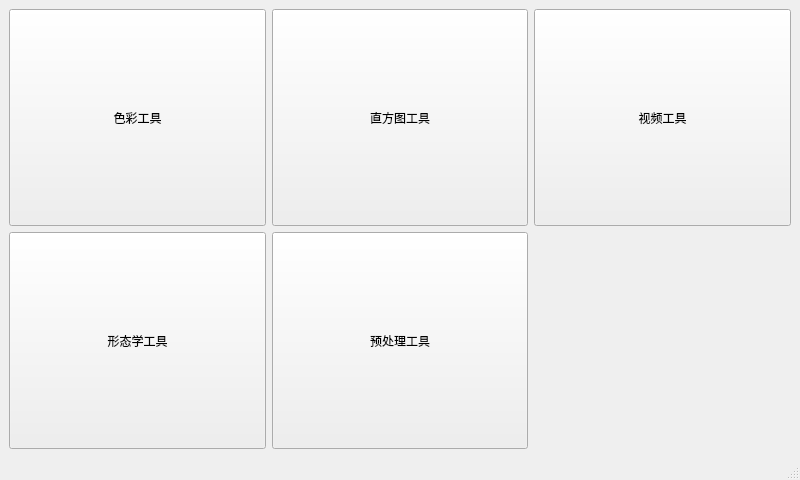
Wangyabin-sss/OpencvUsefulTool, file mainwindow.ui: the form before one commit.
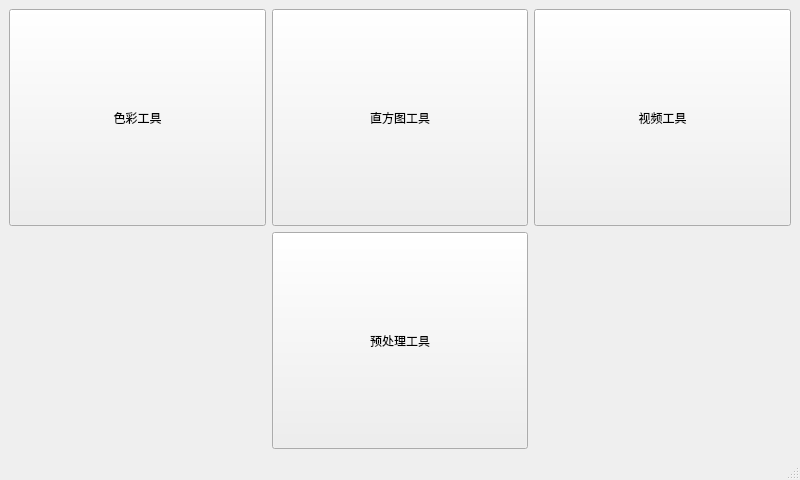
The form after the commit.

```diff
--- a/mainwindow.ui
+++ b/mainwindow.ui
@@ -30,19 +30,6 @@
         </property>
        </widget>
       </item>
-      <item row="1" column="0">
-       <widget class="QPushButton" name="morphologyproc">
-        <property name="sizePolicy">
-         <sizepolicy hsizetype="Minimum" vsizetype="Expanding">
-          <horstretch>0</horstretch>
-          <verstretch>0</verstretch>
-         </sizepolicy>
-        </property>
-        <property name="text">
-         <string>形态学工具</string>
-        </property>
-       </widget>
-      </item>
       <item row="0" column="0">
        <widget class="QPushButton" name="colortool">
         <property name="sizePolicy">
```
